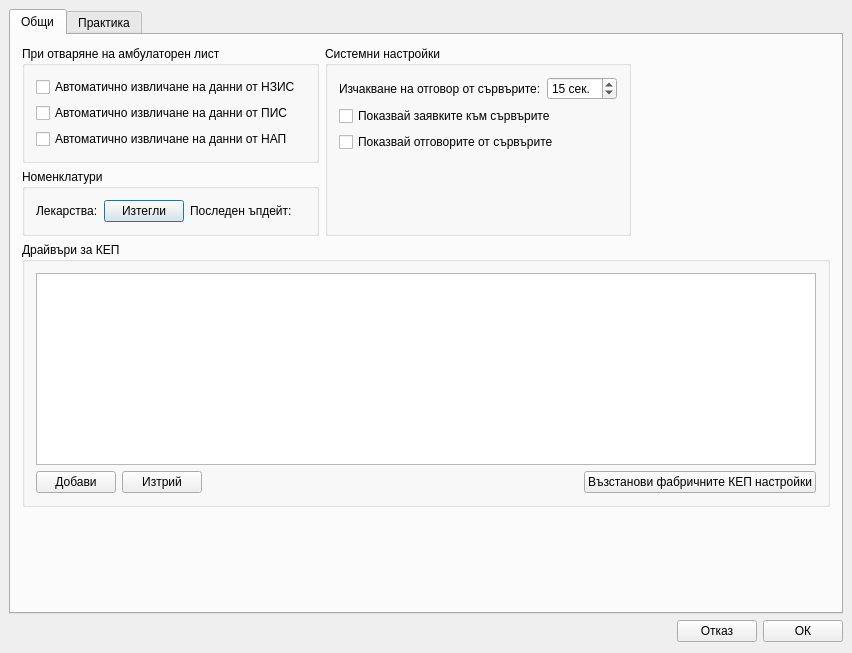
thefinalcutbg/DinoDent, file src/View/Widgets/SettingsDialog.ui: the form before one commit.
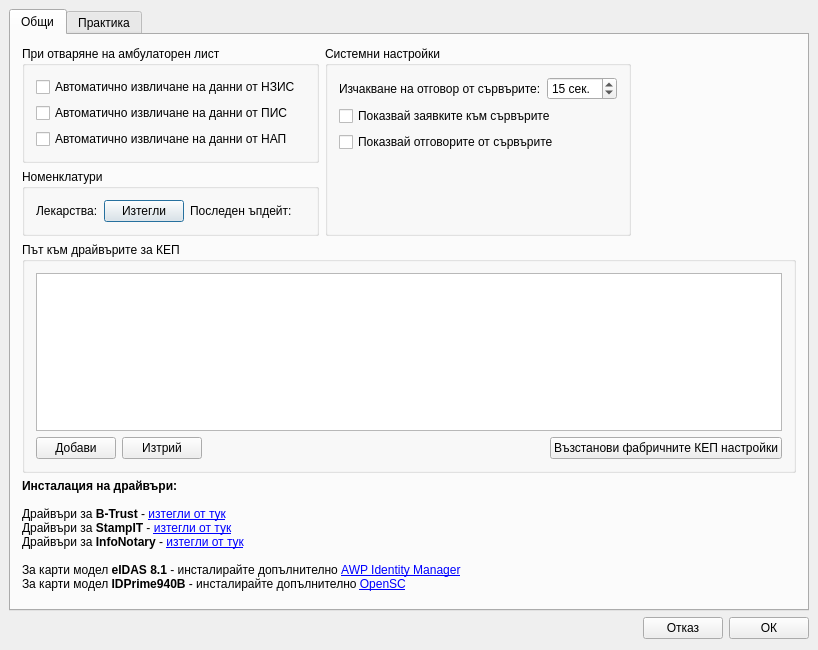
The form after the commit. Custom widgets are drawn as their Qt base class.

Commit message: Driver links added

Diff of the .ui file:
```diff
--- a/src/View/Widgets/SettingsDialog.ui
+++ b/src/View/Widgets/SettingsDialog.ui
@@ -6,8 +6,8 @@
    <rect>
     <x>0</x>
     <y>0</y>
-    <width>852</width>
-    <height>653</height>
+    <width>818</width>
+    <height>650</height>
    </rect>
   </property>
   <property name="windowTitle">
@@ -252,7 +252,7 @@
           </sizepolicy>
          </property>
          <property name="title">
-          <string>Драйвъри за КЕП</string>
+          <string>Път към драйвърите за КЕП</string>
          </property>
          <layout class="QVBoxLayout" name="verticalLayout_9">
           <item>
@@ -309,6 +309,22 @@
          </layout>
         </widget>
        </item>
+       <item>
+        <widget class="QLabel" name="label_4">
+         <property name="text">
+          <string>&lt;html&gt;&lt;head/&gt;&lt;body&gt;&lt;p&gt;&lt;span style=&quot; font-weight:700;&quot;&gt;Инсталация на драйвъри:&lt;br/&gt;&lt;/span&gt;&lt;br/&gt;Драйвъри за &lt;span style=&quot; font-weight:700;&quot;&gt;B-Trust&lt;/span&gt; - &lt;a href=&quot;https://www.stampit.org/bg/page/795&quot;&gt;&lt;span style=&quot; text-decoration: underline; color:#0000ff;&quot;&gt;изтегли от тук&lt;/span&gt;&lt;/a&gt;&lt;br/&gt;Драйвъри за &lt;span style=&quot; font-weight:700;&quot;&gt;StampIT&lt;/span&gt; - &lt;a href=&quot;https://www.b-trust.bg/client-center/signature-installation&quot;&gt;&lt;span style=&quot; text-decoration: underline; color:#0000ff;&quot;&gt;изтегли от тук&lt;/span&gt;&lt;/a&gt;&lt;br/&gt;Драйвъри за &lt;span style=&quot; font-weight:700;&quot;&gt;InfoNotary&lt;/span&gt; - &lt;a href=&quot;https://www.infonotary.com/?p=technical-support&quot;&gt;&lt;span style=&quot; text-decoration: underline; color:#0000ff;&quot;&gt;изтегли от тук&lt;/span&gt;&lt;/a&gt;&lt;br/&gt;&lt;br/&gt;За карти модел &lt;span style=&quot; font-weight:700;&quot;&gt;eIDAS 8.1&lt;/span&gt; - инсталирайте допълнително &lt;a href=&quot;https://installer.id.ee/media/win/installer/AWP-5.3.5-SR1.x64.en-US.msi&quot;&gt;&lt;span style=&quot; text-decoration: underline; color:#0000ff;&quot;&gt;AWP Identity Manager&lt;/span&gt;&lt;/a&gt;&lt;br/&gt;За карти модел &lt;span style=&quot; font-weight:700;&quot;&gt;IDPrime940B&lt;/span&gt; - инсталирайте допълнително &lt;a href=&quot;https://github.com/OpenSC/OpenSC/releases/download/0.23.0/OpenSC-0.23.0_win64.msi&quot;&gt;&lt;span style=&quot; text-decoration: underline; color:#0000ff;&quot;&gt;OpenSC&lt;/span&gt;&lt;/a&gt;&lt;/p&gt;&lt;/body&gt;&lt;/html&gt;</string>
+         </property>
+         <property name="textFormat">
+          <enum>Qt::RichText</enum>
+         </property>
+         <property name="wordWrap">
+          <bool>true</bool>
+         </property>
+         <property name="openExternalLinks">
+          <bool>true</bool>
+         </property>
+        </widget>
+       </item>
        <item>
         <spacer name="verticalSpacer">
          <property name="orientation">
```
